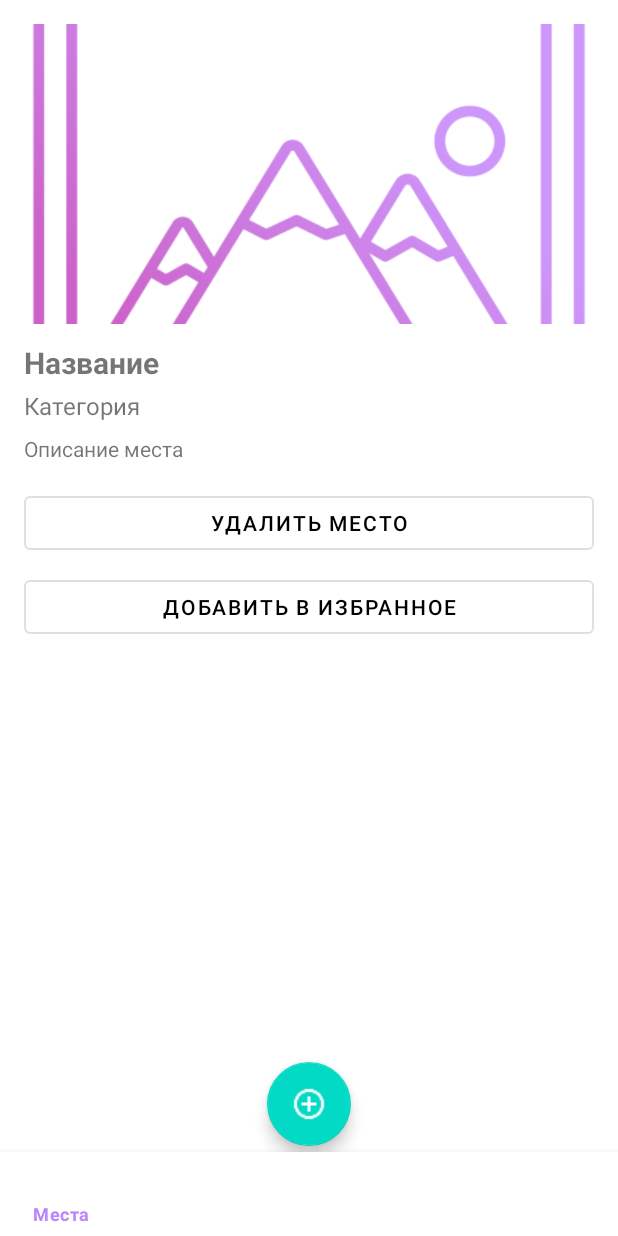
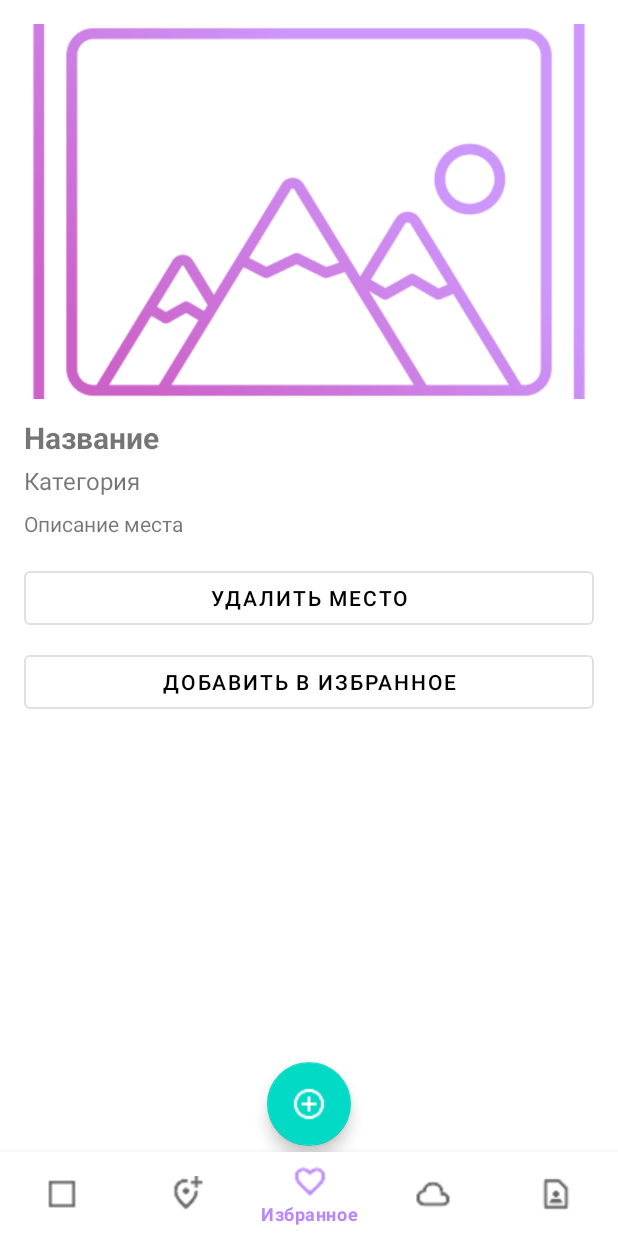
Before and after one commit to vadimkabeats/Tour, an Android app built with Jetpack Compose: the fragment PlaceDetailFragment placed in its activity, item 3 of the bottom bar chosen, on a phone screen of 412 x 824 dp. Run offline under Robolectric (Android 15) with nearby library versions, the phone set to English and light mode, and no system bars; our stand-ins replace navigation-ui.

Commit message:
Добавил иконки на нижнюю панель, реализовал логику добавления в избранное

```diff
--- a/app/src/main/java/com/example/tourguideplus/MainActivity.kt
+++ b/app/src/main/java/com/example/tourguideplus/MainActivity.kt
@@ -6,6 +6,7 @@ import androidx.navigation.findNavController
 import androidx.navigation.ui.setupWithNavController
 import com.example.tourguideplus.databinding.ActivityMainBinding
 import com.example.tourguideplus.ui.main.AddEditPlaceDialogFragment
+import androidx.navigation.ui.NavigationUI
 
 class MainActivity : AppCompatActivity() {
 
@@ -20,7 +21,17 @@ class MainActivity : AppCompatActivity() {
 
         // Навигация
         val navController = findNavController(R.id.nav_host_fragment)
-        binding.bottomNav.setupWithNavController(navController)
+        binding.bottomNav.setOnItemSelectedListener { menuItem ->
+            when (menuItem.itemId) {
+                // Если нажали «Места» — всегда поп-бэк к корню списка
+                R.id.placesFragment -> {
+                    navController.popBackStack(R.id.placesFragment, false)
+                    true
+                }
+                // Остальные пункты пусть работают по умолчанию через NavigationUI
+                else -> NavigationUI.onNavDestinationSelected(menuItem, navController)
+            }
+        }
 
         // Пока что просто заглушка
         binding.fabAddPlace.setOnClickListener {
--- /dev/null
+++ b/app/src/main/java/com/example/tourguideplus/ui/main/FavoritesFragment.kt
@@ -0,0 +1,67 @@
+package com.example.tourguideplus.ui.main
+
+import android.os.Bundle
+import android.view.LayoutInflater
+import android.view.View
+import android.view.ViewGroup
+import androidx.core.os.bundleOf
+import androidx.fragment.app.Fragment
+import androidx.lifecycle.ViewModelProvider
+import androidx.navigation.fragment.findNavController
+import androidx.recyclerview.widget.DividerItemDecoration
+import com.example.tourguideplus.R
+import com.example.tourguideplus.TourGuideApp
+import com.example.tourguideplus.databinding.FragmentFavoritesBinding
+
+class FavoritesFragment : Fragment() {
+
+    private var _binding: FragmentFavoritesBinding? = null
+    private val binding get() = _binding!!
+
+    private lateinit var viewModel: PlaceViewModel
+    private lateinit var adapter: PlaceAdapter
+
+    override fun onCreateView(
+        inflater: LayoutInflater, container: ViewGroup?,
+        savedInstanceState: Bundle?
+    ): View {
+        _binding = FragmentFavoritesBinding.inflate(inflater, container, false)
+        return binding.root
+    }
+
+    override fun onViewCreated(view: View, savedInstanceState: Bundle?) {
+        super.onViewCreated(view, savedInstanceState)
+
+        // Инициализируем ViewModel
+        val factory = PlaceViewModelFactory(requireActivity().application as TourGuideApp)
+        viewModel = ViewModelProvider(this, factory)
+            .get(PlaceViewModel::class.java)
+
+        // Адаптер точно такой же
+        adapter = PlaceAdapter { place ->
+            // навигация в детали
+            val bundle = bundleOf("placeId" to place.id)
+            findNavController().navigate(
+                R.id.action_global_navigation_favorites_to_placeDetailFragment,
+                bundle
+            )
+        }
+
+        // RecyclerView
+        binding.rvFavorites.adapter = adapter
+        binding.rvFavorites.addItemDecoration(
+            DividerItemDecoration(requireContext(), DividerItemDecoration.VERTICAL)
+        )
+
+        // Наблюдаем все места, фильтруем избранное
+        viewModel.places.observe(viewLifecycleOwner) { list ->
+            val favs = list.filter { it.isFavorite }
+            adapter.submitList(favs)
+        }
+    }
+
+    override fun onDestroyView() {
+        super.onDestroyView()
+        _binding = null
+    }
+}
--- /dev/null
+++ b/app/src/main/res/layout/fragment_favorites.xml
@@ -0,0 +1,18 @@
+<?xml version="1.0" encoding="utf-8"?>
+<androidx.constraintlayout.widget.ConstraintLayout
+    xmlns:android="http://schemas.android.com/apk/res/android"
+    xmlns:app="http://schemas.android.com/apk/res-auto"
+    android:layout_width="match_parent"
+    android:layout_height="match_parent">
+
+    <androidx.recyclerview.widget.RecyclerView
+        android:id="@+id/rv_favorites"
+        android:layout_width="0dp"
+        android:layout_height="0dp"
+        app:layoutManager="androidx.recyclerview.widget.LinearLayoutManager"
+        app:layout_constraintTop_toTopOf="parent"
+        app:layout_constraintBottom_toBottomOf="parent"
+        app:layout_constraintStart_toStartOf="parent"
+        app:layout_constraintEnd_toEndOf="parent" />
+
+</androidx.constraintlayout.widget.ConstraintLayout>
--- a/app/src/main/res/layout/fragment_place_detail.xml
+++ b/app/src/main/res/layout/fragment_place_detail.xml
@@ -15,7 +15,7 @@
         <ImageView
             android:id="@+id/iv_photo"
             android:layout_width="match_parent"
-            android:layout_height="200dp"
+            android:layout_height="250dp"
             android:scaleType="centerCrop"
             android:contentDescription="Фото места"
             android:src="@drawable/ic_photo_placeholder" />
@@ -65,5 +65,6 @@
             android:text="Добавить в избранное"
             android:textColor="@color/black"/>
 
+
     </LinearLayout>
 </ScrollView>
--- a/app/src/main/res/menu/bottom_nav_menu.xml
+++ b/app/src/main/res/menu/bottom_nav_menu.xml
@@ -1,18 +1,23 @@
 <?xml version="1.0" encoding="utf-8"?>
 <menu xmlns:android="http://schemas.android.com/apk/res/android">
     <item
-        android:id="@+id/navigation_places"
+        android:id="@+id/placesFragment"
+        android:icon="@drawable/ic_place"
         android:title="Места" />
     <item
         android:id="@+id/navigation_routes"
+        android:icon="@drawable/ic_route"
         android:title="Маршруты" />
     <item
         android:id="@+id/navigation_favorites"
+        android:icon="@drawable/ic_favorite"
         android:title="Избранное" />
     <item
         android:id="@+id/navigation_weather"
+        android:icon="@drawable/ic_weather"
         android:title="Погода" />
     <item
         android:id="@+id/navigation_help"
+        android:icon="@drawable/ic_help"
         android:title="Справка" />
 </menu>
--- a/app/src/main/res/navigation/nav_graph.xml
+++ b/app/src/main/res/navigation/nav_graph.xml
@@ -27,7 +27,9 @@
     <!-- Фрагмент для избранного -->
     <fragment
         android:id="@+id/navigation_favorites"
-    android:name="com.example.tourguideplus.ui.main.FavoritesFragment"
-    android:label="Избранное" />
-
+        android:name="com.example.tourguideplus.ui.main.FavoritesFragment"
+        android:label="Избранное"/>
+    <action
+        android:id="@+id/action_global_navigation_favorites_to_placeDetailFragment"
+        app:destination="@id/placeDetailFragment" />
 </navigation>
```
Also changed, not shown: app/src/main/res/drawable/ic_favorite.png (added), app/src/main/res/drawable/ic_help.png (added), app/src/main/res/drawable/ic_place.png (added), app/src/main/res/drawable/ic_route.png (added), app/src/main/res/drawable/ic_weather.png (added).
